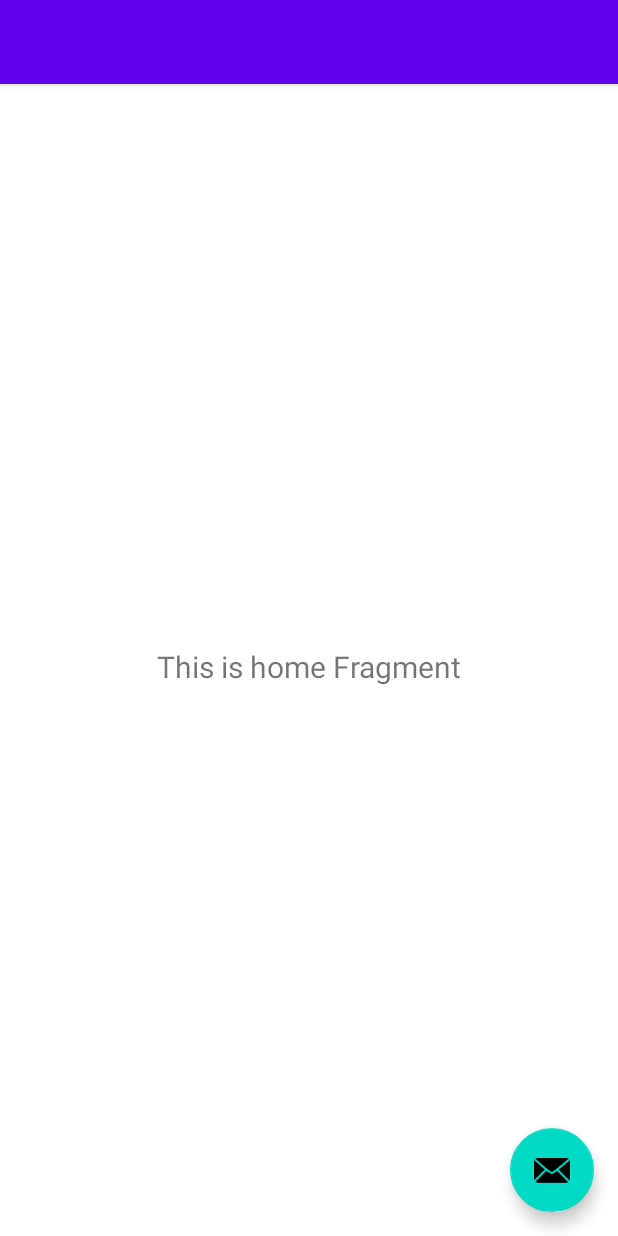
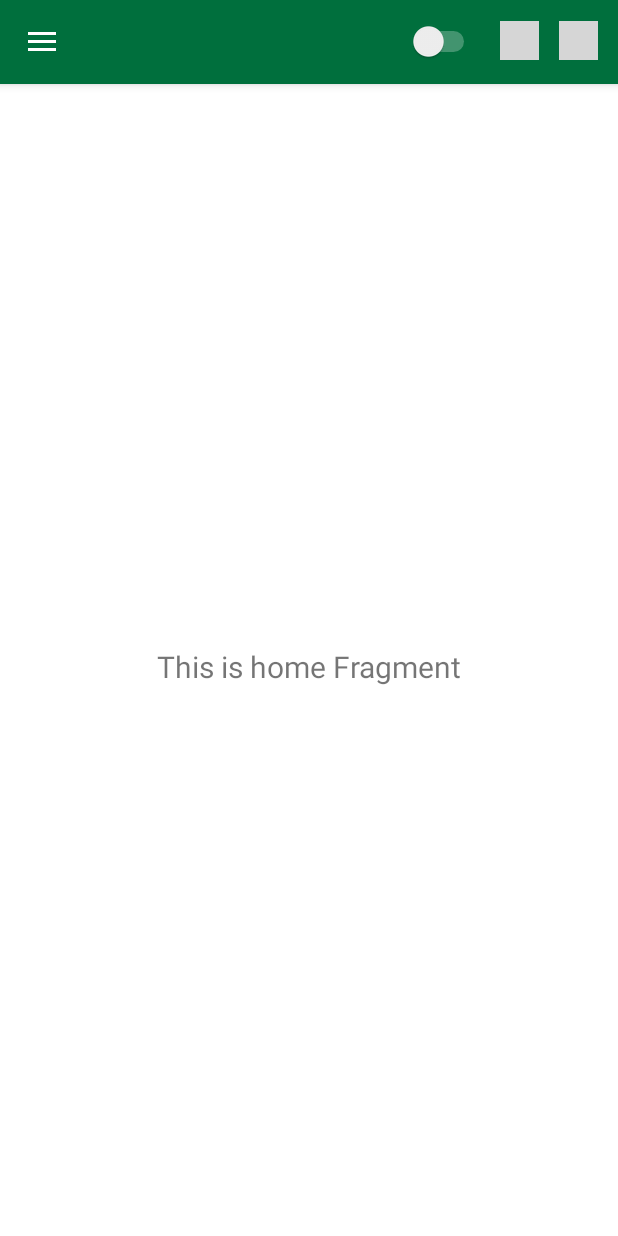
Before and after one commit to Foysal45/Islamic-Foundation, an Android app: the MainActivity screen opened directly, with no data from a screen before it, on a phone screen of 412 x 824 dp. Run offline under Robolectric (Android 15) with nearby library versions, the phone set to English and light mode, and no system bars; our stand-ins replace Dagger/Hilt's generated code, navigation-ui, sdp/ssp sizes; grey boxes are pictures that could not be loaded.

Commit message:
Actionbar added

```diff
--- a/app/src/main/java/com/islamicfoundation/mbcmlp/presentation/activities/main/MainActivity.kt
+++ b/app/src/main/java/com/islamicfoundation/mbcmlp/presentation/activities/main/MainActivity.kt
@@ -1,8 +1,17 @@
 package com.islamicfoundation.mbcmlp.presentation.activities.main
 
 import android.os.Bundle
+import android.view.Menu
+import androidx.drawerlayout.widget.DrawerLayout
+import androidx.navigation.NavController
+import androidx.navigation.Navigation
+import androidx.navigation.findNavController
+import androidx.navigation.ui.*
+import com.google.android.material.navigation.NavigationView
+import com.islamicfoundation.mbcmlp.R
 import com.islamicfoundation.mbcmlp.databinding.ActivityMainBinding
 import com.islamicfoundation.mbcmlp.presentation.activities.base.BaseActivity
+import com.islamicfoundation.mbcmlp.presentation.fragment.auth.LoginFragment
 import dagger.hilt.android.AndroidEntryPoint
 
 
@@ -10,16 +19,31 @@ import dagger.hilt.android.AndroidEntryPoint
 class MainActivity : BaseActivity<ActivityMainBinding>() {
 
     override fun initializeViewBinding() = ActivityMainBinding.inflate(layoutInflater)
+    private lateinit var appBarConfiguration: AppBarConfiguration
 
     override fun onCreate(savedInstanceState: Bundle?) {
         super.onCreate(savedInstanceState)
-    //    setSupportActionBar(binding.toolbar)
+        setSupportActionBar(binding.appBarMain.customToolBar)
 
+        val drawerLayout: DrawerLayout = binding.drawerLayout
+        val navView: NavigationView = binding.navView
+        val navController = findNavController(R.id.nav_host_fragment_content_main)
+
+        appBarConfiguration = AppBarConfiguration(
+            setOf(
+                R.id.nav_home, R.id.nav_gallery, R.id.nav_slideshow
+            ), drawerLayout
+        )
+        setupActionBarWithNavController(navController, appBarConfiguration)
+        navView.setupWithNavController(navController)
     }
 
-//    override fun onSupportNavigateUp(): Boolean {
-//        return NavigationUI.navigateUp(navController, null)
-//    }
+
+    override fun onSupportNavigateUp(): Boolean {
+        val navController = findNavController(R.id.nav_host_fragment_content_main)
+        return navController.navigateUp(appBarConfiguration) || super.onSupportNavigateUp()
+    }
+
 
 
 
--- a/app/src/main/res/layout/app_bar_main.xml
+++ b/app/src/main/res/layout/app_bar_main.xml
@@ -10,26 +10,55 @@
     <com.google.android.material.appbar.AppBarLayout
         android:layout_width="match_parent"
         android:layout_height="wrap_content"
-        android:theme="@style/Theme.Alet.AppBarOverlay">
+        android:theme="@style/Theme.AppCompat.Mbcmlp.AppBarOverlay">
 
         <androidx.appcompat.widget.Toolbar
-            android:id="@+id/toolbar"
+            android:id="@+id/customToolBar"
             android:layout_width="match_parent"
             android:layout_height="?attr/actionBarSize"
-            android:background="?attr/colorPrimary"
-            app:popupTheme="@style/Theme.Alet.PopupOverlay" />
+            android:background="@color/purple_500"
+            app:popupTheme="@style/Theme.AppCompat.Mbcmlp.PopupOverlay" >
+
+            <androidx.appcompat.widget.LinearLayoutCompat
+                android:layout_width="match_parent"
+                android:layout_height="wrap_content"
+                android:layout_gravity="end"
+                android:gravity="end"
+                android:layout_marginEnd="@dimen/_10sdp"
+                >
+             <Switch
+                 android:layout_width="wrap_content"
+                 android:layout_height="wrap_content"
+                 android:textOn="@string/en"
+                 android:textOff="@string/bn"
+                 />
+
+                <com.google.android.material.imageview.ShapeableImageView
+                    android:layout_width="@dimen/_20sdp"
+                    android:layout_height="@dimen/_20sdp"
+                    app:layout_constraintTop_toTopOf="parent"
+                    app:layout_constraintStart_toStartOf="parent"
+                    app:layout_constraintEnd_toEndOf="parent"
+                    app:srcCompat="@drawable/ic_notification"
+                    android:layout_marginHorizontal="@dimen/_10sdp"
+                    />
+                <com.google.android.material.imageview.ShapeableImageView
+                    android:layout_width="@dimen/_20sdp"
+                    android:layout_height="@dimen/_20sdp"
+                    app:layout_constraintTop_toTopOf="parent"
+                    app:layout_constraintStart_toStartOf="parent"
+                    app:layout_constraintEnd_toEndOf="parent"
+                    app:srcCompat="@drawable/ic_user"
+                    app:shapeAppearanceOverlay="@style/ShapeAppearanceOverlay.App.CornerSize10Percent"
+                    />
+
+            </androidx.appcompat.widget.LinearLayoutCompat>
+
+        </androidx.appcompat.widget.Toolbar>
 
     </com.google.android.material.appbar.AppBarLayout>
 
     <include layout="@layout/content_main" />
 
-    <com.google.android.material.floatingactionbutton.FloatingActionButton
-        android:id="@+id/fab"
-        android:layout_width="wrap_content"
-        android:layout_height="wrap_content"
-        android:layout_gravity="bottom|end"
-        android:layout_marginEnd="@dimen/fab_margin"
-        android:layout_marginBottom="16dp"
-        app:srcCompat="@android:drawable/ic_dialog_email" />
 
 </androidx.coordinatorlayout.widget.CoordinatorLayout>
--- a/app/src/main/res/values-night/themes.xml
+++ b/app/src/main/res/values-night/themes.xml
@@ -1,6 +1,6 @@
 <resources xmlns:tools="http://schemas.android.com/tools">
     <!-- Base application theme. -->
-    <style name="Theme.Alet" parent="Theme.MaterialComponents.DayNight.DarkActionBar">
+    <style name="Theme.AppCompat" parent="Theme.MaterialComponents.DayNight.DarkActionBar">
         <!-- Primary brand color. -->
         <item name="colorPrimary">@color/purple_200</item>
         <item name="colorPrimaryVariant">@color/purple_700</item>
--- a/app/src/main/res/values/colors.xml
+++ b/app/src/main/res/values/colors.xml
@@ -1,8 +1,8 @@
 <?xml version="1.0" encoding="utf-8"?>
 <resources>
     <color name="purple_200">#FFBB86FC</color>
-    <color name="purple_500">#FF6200EE</color>
-    <color name="purple_700">#FF3700B3</color>
+    <color name="purple_500">#FF006f3d</color>
+    <color name="purple_700">#FF00411e</color>
     <color name="teal_200">#FF03DAC5</color>
     <color name="teal_700">#FF018786</color>
     <color name="black">#FF000000</color>
--- a/app/src/main/res/values/strings.xml
+++ b/app/src/main/res/values/strings.xml
@@ -1,5 +1,5 @@
 <resources>
-    <string name="app_name">Mosque Based Child And Mass Literacy Program</string>
+    <string name="app_name">MBCMLP</string>
     <string name="navigation_drawer_open">Open navigation drawer</string>
     <string name="navigation_drawer_close">Close navigation drawer</string>
     <string name="nav_header_title">Android Studio</string>
@@ -12,4 +12,6 @@
     <string name="menu_slideshow">Slideshow</string>
     <!-- TODO: Remove or change this placeholder text -->
     <string name="hello_blank_fragment">Hello blank fragment</string>
+    <string name="en">En</string>
+    <string name="bn">Bn</string>
 </resources>
--- a/app/src/main/res/values/themes.xml
+++ b/app/src/main/res/values/themes.xml
@@ -1,6 +1,6 @@
 <resources xmlns:tools="http://schemas.android.com/tools">
     <!-- Base application theme. -->
-    <style name="Theme.Alet" parent="Theme.MaterialComponents.DayNight.DarkActionBar">
+    <style name="Theme.AppCompat.Mbcmlp" parent="Theme.MaterialComponents.DayNight.DarkActionBar">
         <!-- Primary brand color. -->
         <item name="colorPrimary">@color/purple_500</item>
         <item name="colorPrimaryVariant">@color/purple_700</item>
@@ -10,16 +10,21 @@
         <item name="colorSecondaryVariant">@color/teal_700</item>
         <item name="colorOnSecondary">@color/black</item>
         <!-- Status bar color. -->
-        <item name="android:statusBarColor">?attr/colorPrimaryVariant</item>
+        <item name="android:statusBarColor">@color/purple_700</item>
+        <item name="android:navigationBarColor">@color/purple_700</item>
         <!-- Customize your theme here. -->
     </style>
 
-    <style name="Theme.Alet.NoActionBar">
+    <style name="Theme.AppCompat.Mbcmlp.NoActionBar">
         <item name="windowActionBar">false</item>
         <item name="windowNoTitle">true</item>
     </style>
 
-    <style name="Theme.Alet.AppBarOverlay" parent="ThemeOverlay.AppCompat.Dark.ActionBar" />
+    <style name="Theme.AppCompat.Mbcmlp.AppBarOverlay" parent="ThemeOverlay.AppCompat.Dark.ActionBar" />
 
-    <style name="Theme.Alet.PopupOverlay" parent="ThemeOverlay.AppCompat.Light" />
+    <style name="Theme.AppCompat.Mbcmlp.PopupOverlay" parent="ThemeOverlay.AppCompat.Light" />
+
+    <style name="ShapeAppearanceOverlay.App.CornerSize10Percent" parent="Theme.AppCompat.Mbcmlp">
+        <item name="cornerSize">50%</item>
+    </style>
 </resources>
--- a/buildSrc/src/main/java/ProjectExtensions.kt
+++ b/buildSrc/src/main/java/ProjectExtensions.kt
@@ -4,6 +4,7 @@ import com.android.build.gradle.BaseExtension
 import org.gradle.api.plugins.ExtensionAware
 import org.jetbrains.kotlin.gradle.dsl.KotlinJvmOptions
 import com.android.build.gradle.internal.tasks.factory.dependsOn
+import javax.swing.text.View
 
 fun Project.setupCommonDependencies() {
     dependencies {
```
Also changed, not shown: app/src/main/AndroidManifest.xml (+5 -6 lines), app/src/main/java/com/islamicfoundation/mbcmlp/presentation/fragment/auth/LoginFragment.kt (+87 -3 lines), app/src/main/java/com/islamicfoundation/mbcmlp/util/SwitchCompatEx.kt (added, +141 -0 lines), app/src/main/res/layout/fragment_login.xml (+4 -4 lines), extensions/src/main/java/com/islamicfoundation/mbcmlp/activity/ActivityExtensions.kt (+22 -0 lines), style/src/main/res/drawable/ic_notification.png (added), 30 other files.
